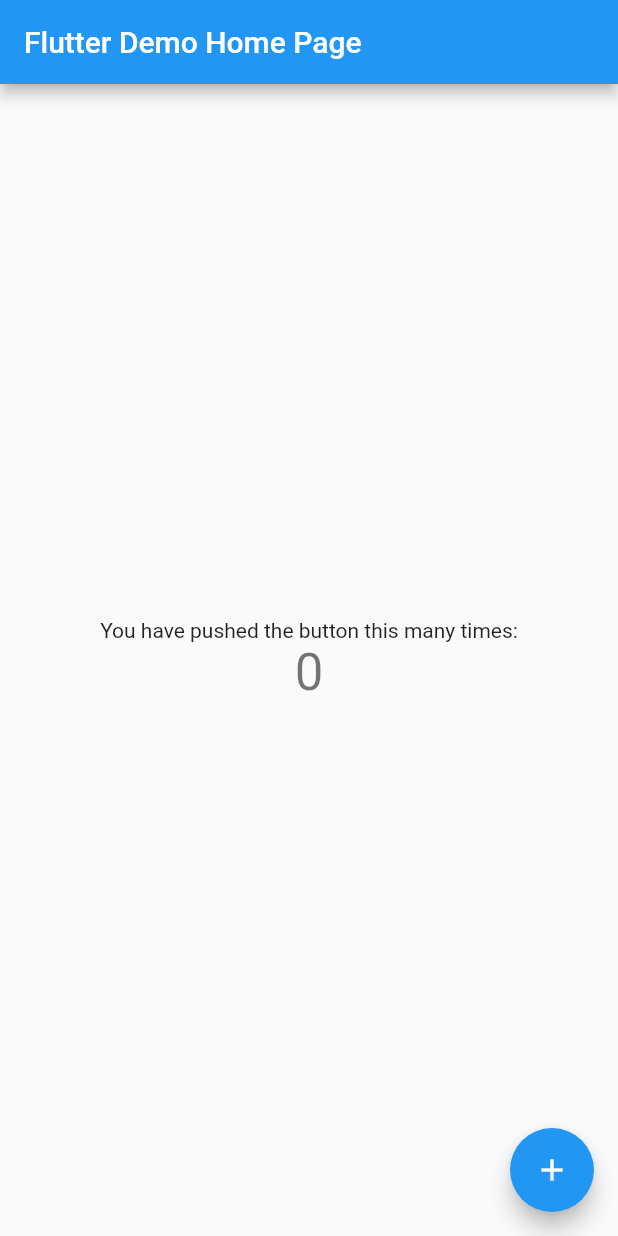
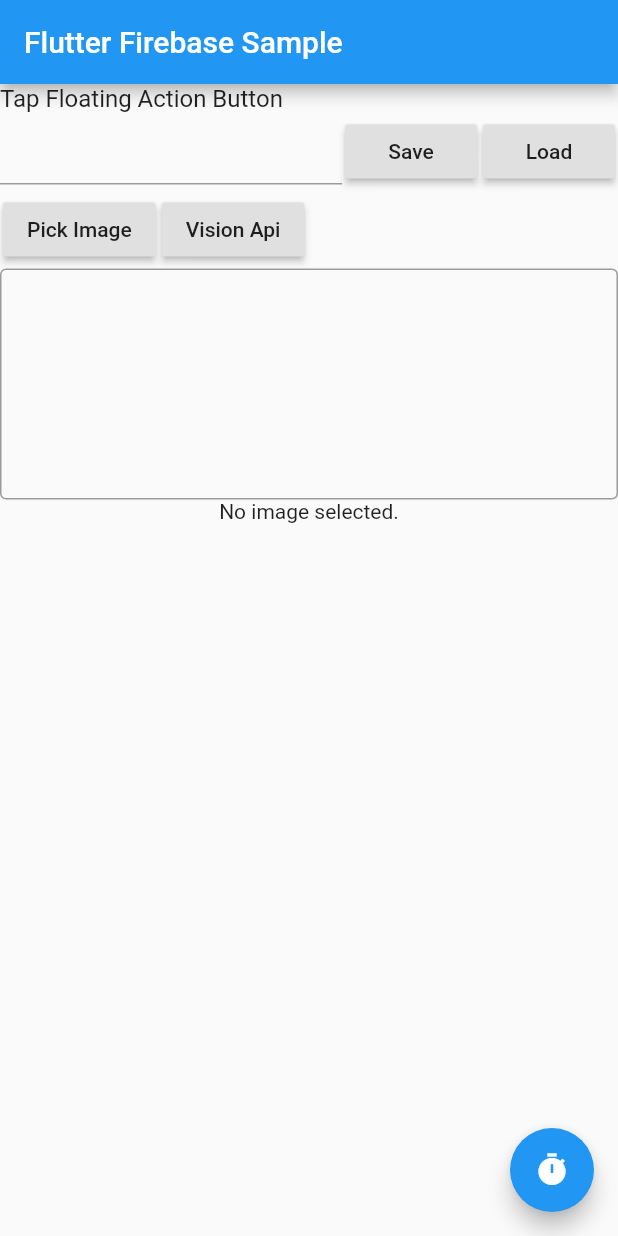
Before and after one commit to takashi11171117/ocr_app, a Flutter app: the screen it shows after launch, on a phone screen of 412 x 824 dp. Run offline on Flutter 3.47's test engine with Material 2 defaults, Android fonts, the phone set to English and light mode, and no system bars; our stand-ins replace cloud_firestore, image_picker; missing offline and left inert: firebase_ml_vision; accounts and stored records are empty.

Commit message:
add functions abouut  ocr

```diff
--- a/lib/main.dart
+++ b/lib/main.dart
@@ -1,117 +1,208 @@
+import 'dart:io';
+
+import 'package:firebase_ml_vision/firebase_ml_vision.dart';
+import 'package:flutter/cupertino.dart';
 import 'package:flutter/material.dart';
+import 'package:cloud_firestore/cloud_firestore.dart';
+import 'package:image_picker/image_picker.dart';
 
-void main() {
-  runApp(MyApp());
-}
+void main() => runApp(MyApp());
 
 class MyApp extends StatelessWidget {
-  // This widget is the root of your application.
+  final message = "Initial Message.";
   @override
   Widget build(BuildContext context) {
-    return MaterialApp(
-      title: 'Flutter Demo',
-      theme: ThemeData(
-        // This is the theme of your application.
-        //
-        // Try running your application with "flutter run". You'll see the
-        // application has a blue toolbar. Then, without quitting the app, try
-        // changing the primarySwatch below to Colors.green and then invoke
-        // "hot reload" (press "r" in the console where you ran "flutter run",
-        // or simply save your changes to "hot reload" in a Flutter IDE).
-        // Notice that the counter didn't reset back to zero; the application
-        // is not restarted.
-        primarySwatch: Colors.blue,
-        // This makes the visual density adapt to the platform that you run
-        // the app on. For desktop platforms, the controls will be smaller and
-        // closer together (more dense) than on mobile platforms.
-        visualDensity: VisualDensity.adaptivePlatformDensity,
-      ),
-      home: MyHomePage(title: 'Flutter Demo Home Page'),
+    return new MaterialApp(
+      title: 'Flutter Sample',
+      home: MyPage(message: this.message),
     );
   }
 }
 
-class MyHomePage extends StatefulWidget {
-  MyHomePage({Key key, this.title}) : super(key: key);
-
-  // This widget is the home page of your application. It is stateful, meaning
-  // that it has a State object (defined below) that contains fields that affect
-  // how it looks.
-
-  // This class is the configuration for the state. It holds the values (in this
-  // case the title) provided by the parent (in this case the App widget) and
-  // used by the build method of the State. Fields in a Widget subclass are
-  // always marked "final".
-
-  final String title;
+class MyPageState extends State<MyPage> {
+  String _time;
+  File _image;
+  final _stateController = TextEditingController();
+  final _visionTextController = TextEditingController();
+  //final TextRecognizer textRecognizer = FirebaseVision.instance.textRecognizer();
+  final TextRecognizer textRecognizer =
+      FirebaseVision.instance.cloudTextRecognizer();
 
   @override
-  _MyHomePageState createState() => _MyHomePageState();
+  void initState() {
+    super.initState();
+    this._time = "Tap Floating Action Button";
   }
 
-class _MyHomePageState extends State<MyHomePage> {
-  int _counter = 0;
+  @override
+  void dispose() {
+    this._stateController.dispose();
+    super.dispose();
+  }
 
-  void _incrementCounter() {
+  Future<void> getImage() async {
+    var image = await ImagePicker().getImage(source: ImageSource.camera);
     setState(() {
-      // This call to setState tells the Flutter framework that something has
-      // changed in this State, which causes it to rerun the build method below
-      // so that the display can reflect the updated values. If we changed
-      // _counter without calling setState(), then the build method would not be
-      // called again, and so nothing would appear to happen.
-      _counter++;
+      this._image = File(image.path);
     });
+  }
+
+  Future<void> vision() async {
+    if (this._image != null) {
+      FirebaseVisionImage visionImage =
+          FirebaseVisionImage.fromFile(this._image);
+
+      VisionText visionText = await textRecognizer.processImage(visionImage);
+
+      String text = visionText.text;
+      print(text);
+
+      var buf = new StringBuffer();
+      for (TextBlock block in visionText.blocks) {
+        final List<RecognizedLanguage> languages = block.recognizedLanguages;
+        print(languages);
+        buf.write("=====================\n");
+        for (TextLine line in block.lines) {
+          buf.write("${line.text}\n");
+        }
+      }
+      setState(() {
+        this._visionTextController.text = buf.toString();
+      });
+    }
+  }
+
+  void showTime() {
+    setState(() {
+      this._time = DateTime.now().toString();
+    });
+  }
+
+  void loadOnPressed() {
+    FirebaseFirestore.instance
+        .doc("sample/sandwichData")
+        .get()
+        .then((DocumentSnapshot ds) {
+      setState(() {
+        this._stateController.text = ds["hotDogStatus"];
+      });
+      print("status=$this.status");
+    });
+  }
+
+  void saveOnPressed() {
+    FirebaseFirestore.instance
+        .doc("sample/sandwichData")
+        .update({"hotDogStatus": _stateController.text})
+        .then((value) => print("success"))
+        .catchError((value) => print("error $value"));
   }
 
   @override
   Widget build(BuildContext context) {
-    // This method is rerun every time setState is called, for instance as done
-    // by the _incrementCounter method above.
-    //
-    // The Flutter framework has been optimized to make rerunning build methods
-    // fast, so that you can just rebuild anything that needs updating rather
-    // than having to individually change instances of widgets.
     return Scaffold(
       appBar: AppBar(
-        // Here we take the value from the MyHomePage object that was created by
-        // the App.build method, and use it to set our appbar title.
-        title: Text(widget.title),
+        title: Text('Flutter Firebase Sample'),
       ),
-      body: Center(
-        // Center is a layout widget. It takes a single child and positions it
-        // in the middle of the parent.
+      body: LayoutBuilder(
+        builder: (BuildContext context, BoxConstraints viewportConstraints) {
+          return SingleChildScrollView(
+            child: ConstrainedBox(
+              constraints: BoxConstraints(
+                minHeight: viewportConstraints.maxHeight,
+              ),
+              child: IntrinsicHeight(
                 child: Column(
-          // Column is also a layout widget. It takes a list of children and
-          // arranges them vertically. By default, it sizes itself to fit its
-          // children horizontally, and tries to be as tall as its parent.
-          //
-          // Invoke "debug painting" (press "p" in the console, choose the
-          // "Toggle Debug Paint" action from the Flutter Inspector in Android
-          // Studio, or the "Toggle Debug Paint" command in Visual Studio Code)
-          // to see the wireframe for each widget.
-          //
-          // Column has various properties to control how it sizes itself and
-          // how it positions its children. Here we use mainAxisAlignment to
-          // center the children vertically; the main axis here is the vertical
-          // axis because Columns are vertical (the cross axis would be
-          // horizontal).
-          mainAxisAlignment: MainAxisAlignment.center,
+                  mainAxisAlignment: MainAxisAlignment.start,
+                  mainAxisSize: MainAxisSize.max,
+                  crossAxisAlignment: CrossAxisAlignment.start,
                   children: <Widget>[
                     Text(
-              'You have pushed the button this many times:',
+                      this._time,
+                      style: TextStyle(fontSize: 16.0),
                     ),
-            Text(
-              '$_counter',
-              style: Theme.of(context).textTheme.headline4,
+                    Row(
+                      mainAxisAlignment: MainAxisAlignment.start,
+                      mainAxisSize: MainAxisSize.max,
+                      crossAxisAlignment: CrossAxisAlignment.start,
+                      children: <Widget>[
+                        Flexible(
+                          child: TextField(
+                            controller: _stateController,
+                          ),
+                        ),
+                        Padding(
+                          padding: EdgeInsets.all(2.0),
+                          child: RaisedButton(
+                              onPressed: saveOnPressed, child: Text("Save")),
+                        ),
+                        Padding(
+                            padding: EdgeInsets.all(2.0),
+                            child: RaisedButton(
+                                onPressed: loadOnPressed, child: Text("Load")))
+                      ],
+                    ),
+                    Column(
+                      children: <Widget>[
+                        Row(
+                          children: <Widget>[
+                            Padding(
+                              padding: EdgeInsets.all(2.0),
+                              child: RaisedButton(
+                                onPressed: getImage,
+                                child: Text("Pick Image"),
+                              ),
+                            ),
+                            Padding(
+                              padding: EdgeInsets.all(2.0),
+                              child: RaisedButton(
+                                onPressed: () {
+                                  print('aaaaa');
+                                  vision();
+                                },
+                                child: Text("Vision Api"),
+                              ),
+                            ),
+                          ],
+                        ),
+                        TextField(
+                          controller: _visionTextController,
+                          minLines: 6,
+                          maxLines: 15,
+                          decoration: InputDecoration(
+                            border: OutlineInputBorder(),
+                          ),
+                        ),
+                        Container(
+                          //width: MediaQuery.of(context).size.width,
+                          //height: 300,
+                          child: FittedBox(
+                            fit: BoxFit.fitHeight,
+                            child: _image == null
+                                ? Text('No image selected.')
+                                : Image.file(_image),
+                          ),
+                        ),
+                      ],
                     ),
                   ],
                 ),
               ),
+            ),
+          );
+        },
+      ),
       floatingActionButton: FloatingActionButton(
-        onPressed: _incrementCounter,
-        tooltip: 'Increment',
-        child: Icon(Icons.add),
-      ), // This trailing comma makes auto-formatting nicer for build methods.
+        onPressed: showTime,
+        child: Icon(Icons.timer),
+      ),
     );
   }
 }
+
+class MyPage extends StatefulWidget {
+  final String message;
+  MyPage({this.message}) : super();
+  @override
+  State<StatefulWidget> createState() => new MyPageState();
+}
--- a/pubspec.yaml
+++ b/pubspec.yaml
@@ -28,6 +28,9 @@ dependencies:
   # The following adds the Cupertino Icons font to your application.
   # Use with the CupertinoIcons class for iOS style icons.
   cupertino_icons: ^1.0.0
+  cloud_firestore: ^0.14.1+3
+  firebase_ml_vision: ^0.9.7
+  image_picker: ^0.6.7+12
 
 dev_dependencies:
   flutter_test:
```
Also changed, not shown: 7 other files. Lines whose indentation alone changed are shown as unchanged.
